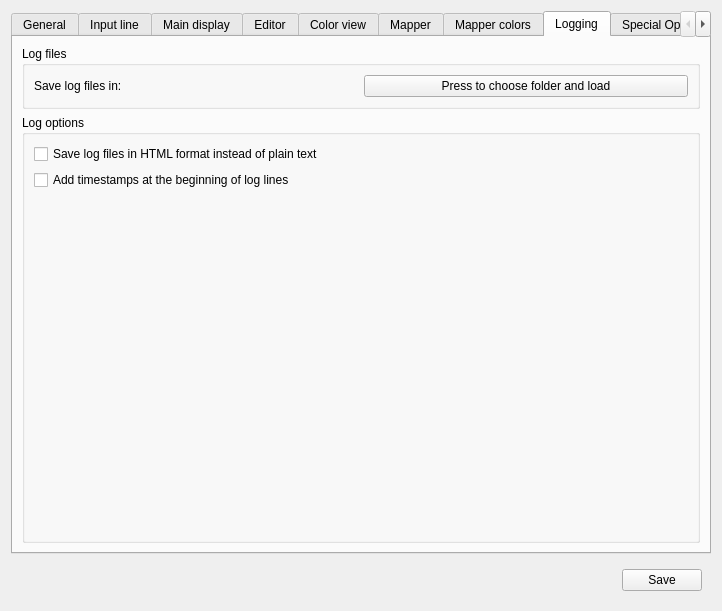
This is src/ui/profile_preferences.ui in Mudlet/Mudlet as Qt 5 draws it before an edit. The edited form follows.
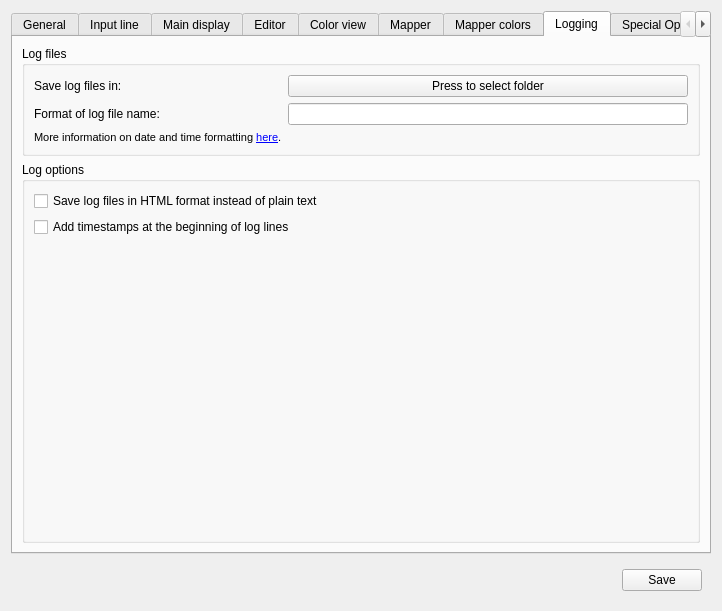
This is the edited form. Icons and pictures are not drawn. Custom widgets are drawn as their Qt base class.

```diff
--- a/src/ui/profile_preferences.ui
+++ b/src/ui/profile_preferences.ui
@@ -2076,6 +2076,23 @@
           <string>Log files</string>
          </property>
          <layout class="QGridLayout" name="gridLayout_31">
+          <item row="1" column="0">
+           <widget class="QLabel" name="label_setLogName">
+            <property name="text">
+             <string>Format of log file name:</string>
+            </property>
+            <property name="buddy">
+             <cstring>lineEdit_setLogName</cstring>
+            </property>
+           </widget>
+          </item>
+          <item row="1" column="1">
+           <widget class="QLineEdit" name="lineEdit_setLogName">
+            <property name="toolTip">
+             <string>&lt;html&gt;&lt;head/&gt;&lt;body&gt;&lt;p&gt;Customize the format of the log file name.&lt;/p&gt;&lt;p&gt;&lt;span style=&quot; font-weight:600;&quot;&gt;Examples:&lt;/span&gt;&lt;/p&gt;&lt;pre style=&quot; margin-top:12px; margin-bottom:12px; margin-left:0px; margin-right:0px; -qt-block-indent:0; text-indent:0px;&quot;&gt;&lt;span style=&quot; font-family:'Courier New,courier';&quot;&gt;Year:&lt;br/&gt;yyyy (e.g., 1997)&lt;/span&gt;&lt;/pre&gt;&lt;pre style=&quot; margin-top:12px; margin-bottom:12px; margin-left:0px; margin-right:0px; -qt-block-indent:0; text-indent:0px;&quot;&gt;&lt;span style=&quot; font-family:'Courier New,courier';&quot;&gt;Year and month:&lt;br/&gt;yyyy-MM (e.g., 1997-07)&lt;/span&gt;&lt;/pre&gt;&lt;pre style=&quot; margin-top:12px; margin-bottom:12px; margin-left:0px; margin-right:0px; -qt-block-indent:0; text-indent:0px;&quot;&gt;&lt;span style=&quot; font-family:'Courier New,courier';&quot;&gt;Complete date:&lt;br/&gt;yyyy-MM-dd (e.g., 1997-07-16)&lt;/span&gt;&lt;/pre&gt;&lt;pre style=&quot; margin-top:12px; margin-bottom:12px; margin-left:0px; margin-right:0px; -qt-block-indent:0; text-indent:0px;&quot;&gt;&lt;span style=&quot; font-family:'Courier New,courier';&quot;&gt;Complete date plus hours and minutes:&lt;br/&gt;yyyy-MM-ddTHH:mm (e.g., 1997-07-16T19:20)&lt;/span&gt;&lt;/pre&gt;&lt;pre style=&quot; margin-top:12px; margin-bottom:12px; margin-left:0px; margin-right:0px; -qt-block-indent:0; text-indent:0px;&quot;&gt;&lt;span style=&quot; font-family:'Courier New,courier';&quot;&gt;Complete date plus hours, minutes and seconds:&lt;br/&gt;yyyy-MM-ddTHH:mm:ss (e.g., 1997-07-16T19:20:30)&lt;/span&gt;&lt;/pre&gt;&lt;/body&gt;&lt;/html&gt;</string>
+            </property>
+           </widget>
+          </item>
           <item row="0" column="0">
            <widget class="QLabel" name="label_whereToLog">
             <property name="text">
@@ -2092,14 +2109,29 @@
              <string>&lt;html&gt;&lt;head/&gt;&lt;body&gt;&lt;p&gt;When set, logs will be saved in this directory.&lt;/p&gt;&lt;/body&gt;&lt;/html&gt;</string>
             </property>
             <property name="text">
-             <string>Press to choose folder and load</string>
+             <string>Press to select folder</string>
+            </property>
+           </widget>
+          </item>
+          <item row="2" column="0">
+           <widget class="QLabel" name="label_9">
+            <property name="font">
+             <font>
+              <pointsize>8</pointsize>
+             </font>
+            </property>
+            <property name="acceptDrops">
+             <bool>false</bool>
+            </property>
+            <property name="text">
+             <string>&lt;p&gt;More information on date and time formatting &lt;a href=&quot;https://doc.qt.io/qt-5/qdatetime.html#toString-1&quot;&gt;here&lt;/a&gt;.</string>
             </property>
            </widget>
           </item>
          </layout>
         </widget>
        </item>
-       <item row="1" column="0">
+       <item row="2" column="0">
         <widget class="QGroupBox" name="groupBox_logOptions">
          <property name="title">
           <string>Log options</string>
```
Left out of the diff: 2 changed lines with no effect on the pictures.
